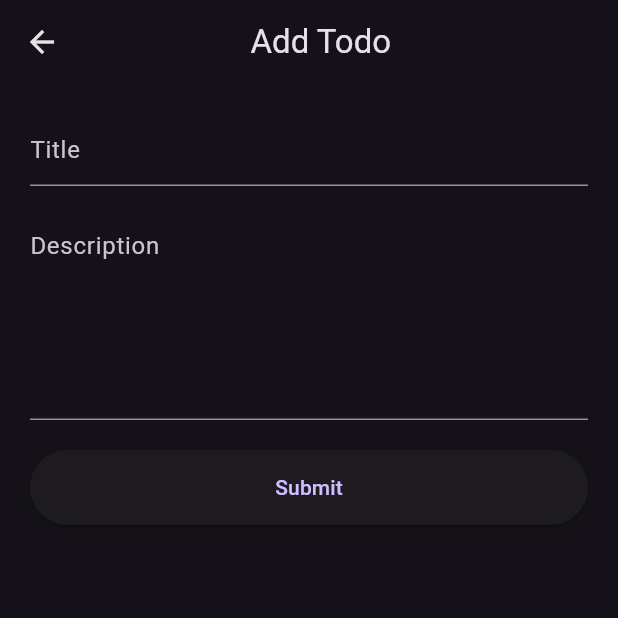
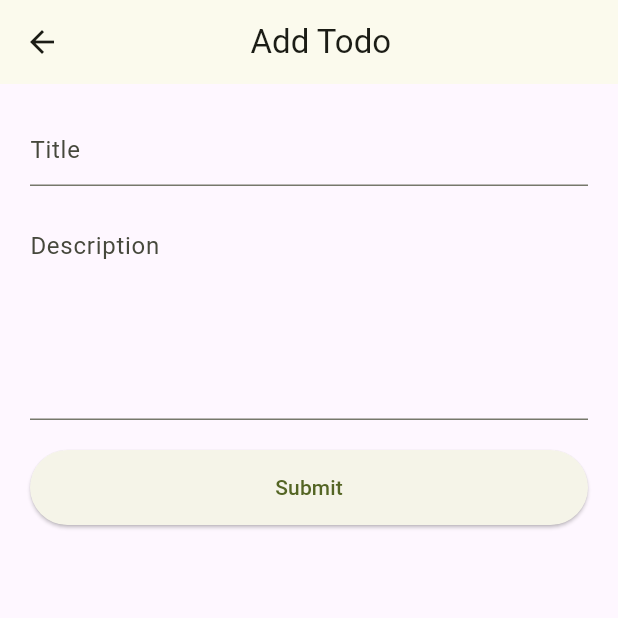
Before and after one commit to muhammed-suhaid/Todo-App, a Flutter app: the screen it shows after launch, after a tap on the "add" icon, on a phone screen of 412 x 824 dp, the top half of it. Run offline on Flutter 3.47's test engine with Material 3 defaults, Android fonts, the phone set to English and light mode, and no system bars; network calls fail.

Commit message:
added dark and light theme

```diff
--- a/lib/main.dart
+++ b/lib/main.dart
@@ -1,8 +1,14 @@
 import 'package:flutter/material.dart';
+import 'package:flutter/services.dart';
 import 'package:todo_api_app/screens/todo_list.dart';
 
 void main() {
-  runApp(const MyApp());
+  WidgetsFlutterBinding.ensureInitialized();
+  SystemChrome.setPreferredOrientations([
+    DeviceOrientation.portraitUp,
+  ]).then(
+    (value) => runApp(const MyApp()),
+  );
 }
 
 class MyApp extends StatelessWidget {
@@ -10,9 +16,22 @@ class MyApp extends StatelessWidget {
 
   @override
   Widget build(BuildContext context) {
+    var kLightColorScheme = ColorScheme.fromSeed(
+      seedColor: const Color.fromARGB(255, 202, 252, 0),
+    );
+    var kDarkColorScheme = ColorScheme.fromSeed(
+      brightness: Brightness.dark,
+      seedColor: const Color.fromARGB(252, 204, 255, 0),
+    );
     return MaterialApp(
+      title: 'Todo App',
       debugShowCheckedModeBanner: false,
-      theme: ThemeData.dark(),
+      darkTheme: ThemeData.dark().copyWith(
+        colorScheme: kDarkColorScheme,
+      ),
+      theme: ThemeData().copyWith(
+        colorScheme: kLightColorScheme,
+      ),
       home: const TodoListPage(),
     );
   }
--- a/lib/screens/add_page.dart
+++ b/lib/screens/add_page.dart
@@ -85,6 +85,7 @@ class _AddTodoPageState extends State<AddTodoPage> {
       titleContoller.text = '';
       descriptionController.text = '';
       showSuccessMessage(context, message: 'Creation Success');
+      Navigator.pop(context);
     } else {
       showErrorMessage(context, message: 'Creation Failed');
     }
@@ -105,6 +106,7 @@ class _AddTodoPageState extends State<AddTodoPage> {
     //Show success or fail message based on status
     if (isSuccess) {
       showSuccessMessage(context, message: 'Update Success');
+      Navigator.pop(context);
     } else {
       showErrorMessage(context, message: 'Updation Failed');
     }
--- a/lib/screens/todo_list.dart
+++ b/lib/screens/todo_list.dart
@@ -26,7 +26,7 @@ class _TodoListPageState extends State<TodoListPage> {
     return Scaffold(
       appBar: AppBar(
         title: const Center(
-          child: Text("Todo List"),
+          child: Text("Todo App"),
         ),
       ),
       floatingActionButton: FloatingActionButton(
```
Also changed, not shown: lib/services/todo_services.dart (line endings or trailing spaces), lib/utils/snackbar_helper.dart (line endings or trailing spaces), pubspec.lock.
